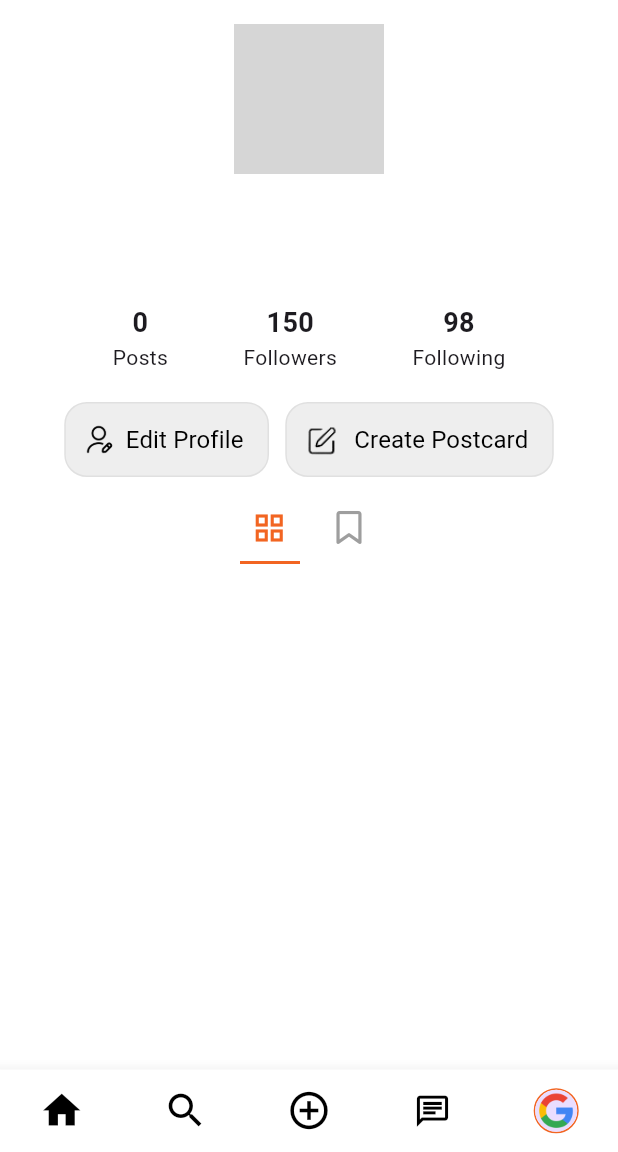
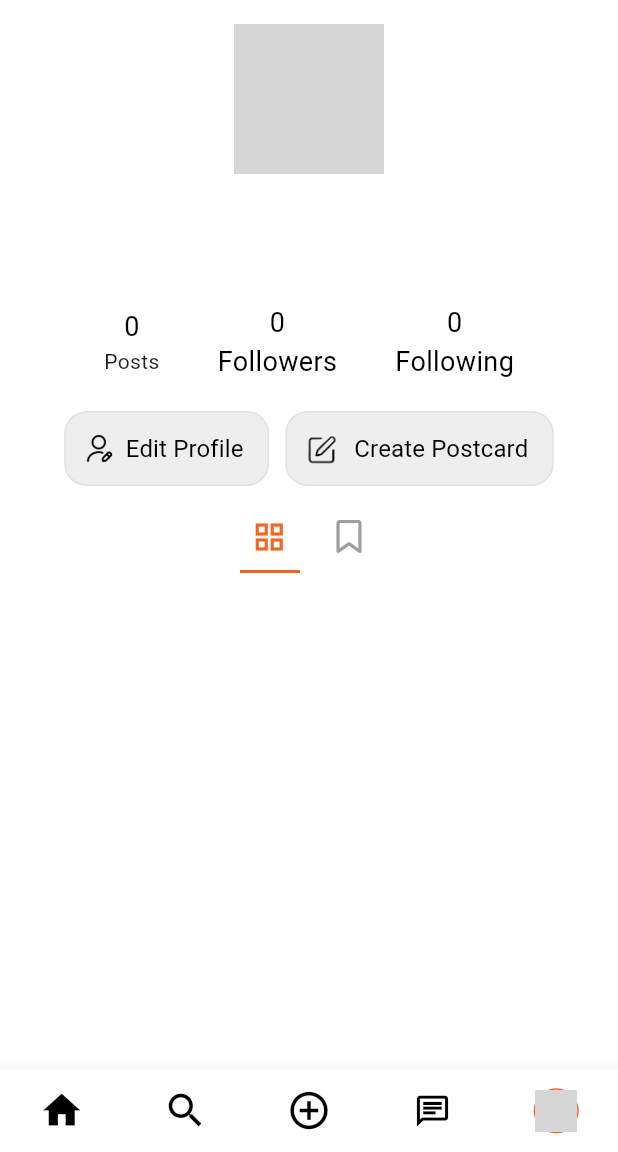
Before and after one commit to syedmohamedafsal/assignment, a Flutter app: the HomeScreen screen opened by its route, item 5 of the bottom bar chosen, on a phone screen of 412 x 824 dp, the part 84-1236 px from its top. Run offline on Flutter 3.47's test engine with Material 3 defaults, Android fonts, the phone set to English and light mode, and no system bars; our stand-ins replace cloud_firestore, dotted_border, equatable, firebase_auth, firebase_core, firebase_storage and 7 more; accounts and stored records are empty; network calls fail; grey boxes are pictures that could not be loaded.

Commit message:
completed the assignment

```diff
--- a/lib/core/model/post_model.dart
+++ b/lib/core/model/post_model.dart
@@ -1,34 +1,33 @@
 import 'package:cloud_firestore/cloud_firestore.dart';
 
 class PostModel {
-  final String title;
+  final String userProfileImage;
+  final String username;
+  final List<String> interests;
   final String description;
   final String imageUrl;
-  final String username;
-  final String userProfileImage;
-  final List<String> interests;
-  final DateTime? timestamp;
 
   PostModel({
-    required this.title,
+    required this.userProfileImage,
+    required this.username,
+    required this.interests,
     required this.description,
     required this.imageUrl,
-    required this.username,
-    required this.userProfileImage,
-    required this.interests,
-    this.timestamp,
   });
 
+  // Factory method to create a PostModel from Firestore data
   factory PostModel.fromFirestore(DocumentSnapshot doc) {
-    Map data = doc.data() as Map<String, dynamic>;
+    Map<String, dynamic> data = doc.data() as Map<String, dynamic>;
+
     return PostModel(
-      title: data['title'] ?? '',
+      userProfileImage: data['userProfileImage'] ?? '',
+      username: data['username'] ?? '',
+      // Handle 'interests' field which can be stored as a String or List<String>
+      interests: data['interests'] is String
+          ? [data['interests']] // Convert single String to List
+          : List<String>.from(data['interests'] ?? []), // Handle List<String>
       description: data['description'] ?? '',
       imageUrl: data['imageUrl'] ?? '',
-      username: data['username'] ?? '',
-      userProfileImage: data['userProfileImage'] ?? '',
-      interests: List<String>.from(data['interests'] ?? []),
-      timestamp: data['timestamp']?.toDate(),
     );
   }
 }
--- a/lib/view/bottom_nav/bottom_navbar.dart
+++ b/lib/view/bottom_nav/bottom_navbar.dart
@@ -1,5 +1,8 @@
 import 'package:assignment/constants/manager/color/color.dart';
+import 'package:assignment/core/logic/bloc/profile_bloc/profile_bloc.dart';
+import 'package:assignment/core/logic/bloc/profile_bloc/profile_state.dart';
 import 'package:flutter/material.dart';
+import 'package:flutter_bloc/flutter_bloc.dart';
 
 class BottomNavBar extends StatelessWidget {
   final int selectedIndex;
@@ -21,9 +24,9 @@ class BottomNavBar extends StatelessWidget {
         onTap: onItemTapped,
         selectedFontSize: 0, // Hide text label size to make bar smaller
         unselectedFontSize: 0, // Hide text label size to make bar smaller
-        selectedIconTheme: IconThemeData(size: 30), // Slightly smaller icons
+        selectedIconTheme: const IconThemeData(size: 30), // Slightly smaller icons
         unselectedIconTheme:
-            IconThemeData(size: 30), // Same size for unselected
+            const IconThemeData(size: 30), // Same size for unselected
         items: <BottomNavigationBarItem>[
           BottomNavigationBarItem(
             icon: Icon(
@@ -63,18 +66,38 @@ class BottomNavBar extends StatelessWidget {
             label: '',
           ),
           BottomNavigationBarItem(
-            icon: Container(
+            icon: BlocBuilder<ProfileBloc, ProfileState>(
+              builder: (context, state) {
+                 if (state is ProfileLoaded) {
+                  return Container(
                     height: 30,
                     width: 30,
                     decoration: BoxDecoration(
-                border: Border.all(
-                    color: appColor.buttoncolor, width: 1), // Grey border
-                borderRadius: BorderRadius.circular(50), // Rounded corners
+                      border: Border.all(color: appColor.buttoncolor, width: 1),
+                      borderRadius: BorderRadius.circular(50),
                     ),
                     child: CircleAvatar(
-                radius: 14, // Reduce size to match other icons
-                backgroundImage: AssetImage('assets/image/google.png'),
+                      radius: 14,
+                      backgroundImage: NetworkImage(
+                          state.profileImage), // Display fetched profile image
                     ),
+                  );
+                } else {
+                  return Container(
+                    height: 30,
+                    width: 30,
+                    decoration: BoxDecoration(
+                      border: Border.all(color: appColor.buttoncolor, width: 1),
+                      borderRadius: BorderRadius.circular(50),
+                    ),
+                    child: const CircleAvatar(
+                      radius: 14,
+                      backgroundImage: AssetImage(
+                          'assets/image/google.png'), // Default profile image
+                    ),
+                  );
+                }
+              },
             ),
             label: '',
           ),
--- a/lib/view/chat/chat.dart
+++ b/lib/view/chat/chat.dart
@@ -1,4 +1,5 @@
 // ChatScreen implementation
+import 'package:assignment/constants/manager/color/color.dart';
 import 'package:assignment/constants/manager/textstyle/textstyle.dart';
 import 'package:flutter/material.dart';
 
@@ -10,7 +11,7 @@ class ChatScreen extends StatelessWidget {
     return Scaffold(
       appBar: AppBar(
         title: Text('Chat',style: appTextStyle.f20w700buttontxtcolor,),
-        backgroundColor: Colors.orange,
+        backgroundColor: appColor.buttoncolor,
       ),
       body: Center(
         child: Text(
--- a/lib/view/home/home_screen.dart
+++ b/lib/view/home/home_screen.dart
@@ -15,9 +15,10 @@ import 'package:assignment/view/search/search.dart';
 import 'package:assignment/view/bottom_nav/bottom_navbar.dart'; // Import the BottomNavBar
 
 class HomeScreen extends StatefulWidget {
-  const HomeScreen({Key? key}) : super(key: key);
+  const HomeScreen({super.key});
 
   @override
+  // ignore: library_private_types_in_public_api
   _HomeScreenState createState() => _HomeScreenState();
 }
 
@@ -97,7 +98,8 @@ class _HomeScreenState extends State<HomeScreen> {
                       return PostWidget(
                         profileImage: post.userProfileImage,
                         name: post.username,
-                      activity: post.interests.join(', '),
+                        activity: post.interests
+                            .join(', '), // Safe to join after conversion
                         content: post.description,
                         postImage: post.imageUrl,
                       );
@@ -109,8 +111,7 @@ class _HomeScreenState extends State<HomeScreen> {
                   return const Center(child: Text('No posts available'));
                 }
               },
-          ),
-        );
+            ));
       case 1:
         return const SearchScreen(); // Show Search screen
       case 3:
@@ -125,7 +126,6 @@ class _HomeScreenState extends State<HomeScreen> {
         } else {
           return const Center(child: Text('User not logged in'));
         }
-
       default:
         return const Center(child: Text('No Screen Available'));
     }
--- a/lib/view/profile/profile.dart
+++ b/lib/view/profile/profile.dart
@@ -121,28 +121,33 @@ class _ProfileScreenState extends State<ProfileScreen> {
             children: [
               Text(
                 '$postCount', // Use the actual post count here
-                style:
-                    const TextStyle(fontSize: 18, fontWeight: FontWeight.bold),
+                style: appTextStyle.f18w400black,
               ),
               const Text('Posts'),
             ],
           ),
-          const Column(
+          Column(
             children: [
               Text(
-                '150', // Placeholder for followers count
-                style: TextStyle(fontSize: 18, fontWeight: FontWeight.bold),
+                '0', // Placeholder for followers count
+                style: appTextStyle.f18w400black,
               ),
-              Text('Followers'),
+              Text(
+                'Followers',
+                style: appTextStyle.f18w400black,
+              ),
             ],
           ),
-          const Column(
+          Column(
             children: [
               Text(
-                '98', // Placeholder for following count
-                style: TextStyle(fontSize: 18, fontWeight: FontWeight.bold),
+                '0', // Placeholder for following count
+                style: appTextStyle.f18w400black,
               ),
-              Text('Following'),
+              Text(
+                'Following',
+                style: appTextStyle.f18w400black,
+              ),
             ],
           ),
         ],
@@ -226,7 +231,6 @@ class _ProfileScreenState extends State<ProfileScreen> {
       ),
     );
   }
-
 
   // Build the icon row (Grid and Bookmark view)
   // Build the icon row (Grid and Bookmark view)
```
Also changed, not shown: lib/constants/widgets/post_card.dart (+64 -7 lines), lib/core/logic/bloc/profile_bloc/profile_bloc.dart (+57 -9 lines), assets/image/default.jpg (added). Lines whose indentation alone changed are shown as unchanged.
